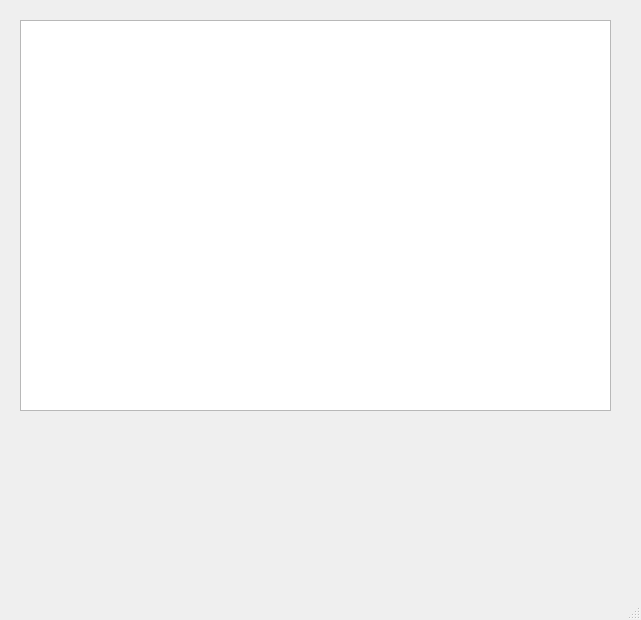
Qt form design/del_design.ui (razgonyaevm/YandexProject_Food) before a commit.
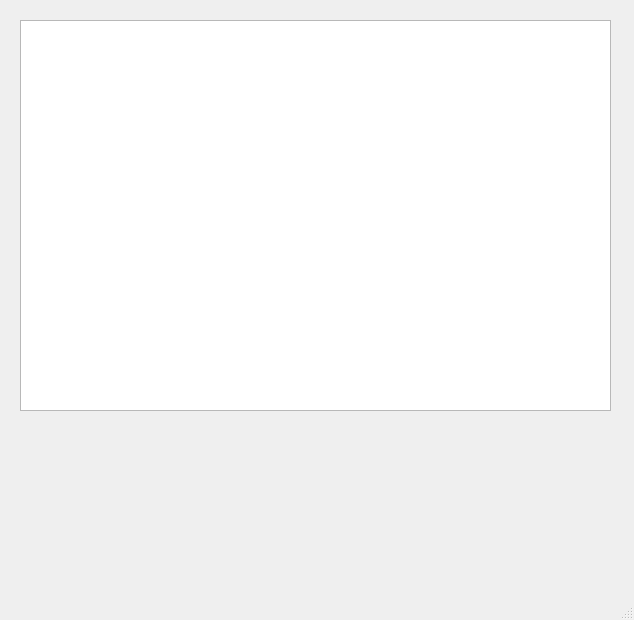
The same form after that commit. Icons and pictures are not drawn.

```diff
--- a/design/del_design.ui
+++ b/design/del_design.ui
@@ -6,7 +6,7 @@
    <rect>
     <x>0</x>
     <y>0</y>
-    <width>641</width>
+    <width>634</width>
     <height>620</height>
    </rect>
   </property>
```
Left out of the diff: 66 changed lines with no effect on the pictures.
